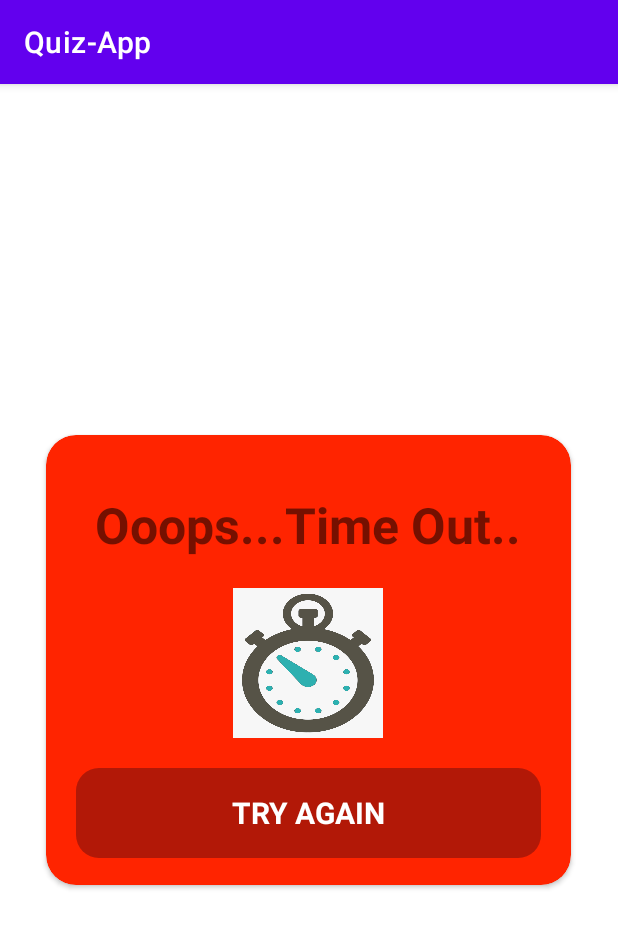
After one commit to Sasankavikum/Quiz-App, an Android app: the TimeOutActivity screen opened directly, with no data from a screen before it, on a phone screen of 412 x 824 dp. The commit adds this screen. Shown: the top 928 px of the screen. Run offline under Robolectric (Android 15) with nearby library versions, the phone set to English and light mode, and no system bars.

Commit message:
time out xml added

```diff
--- a/app/src/main/AndroidManifest.xml
+++ b/app/src/main/AndroidManifest.xml
@@ -9,6 +9,9 @@
         android:roundIcon="@mipmap/ic_launcher_round"
         android:supportsRtl="true"
         android:theme="@style/Theme.QuizApp">
+        <activity
+            android:name=".TimeOutActivity"
+            android:exported="true" />
         <activity
             android:name=".DashboardActivity"
             android:exported="true" />
--- a/app/src/main/java/com/example/quiz_app/DashboardActivity.java
+++ b/app/src/main/java/com/example/quiz_app/DashboardActivity.java
@@ -30,7 +30,9 @@ public class DashboardActivity extends AppCompatActivity {
 
             @Override
             public void onFinish() {
-                Dialog dialog = new Dialog(DashboardActivity.this);
+                Dialog dialog = new Dialog(DashboardActivity.this,R.style.Dialog);
+                dialog.setContentView(R.layout.activity_time_out);
+                dialog.show();
             }
         }.start();
     }
--- /dev/null
+++ b/app/src/main/java/com/example/quiz_app/TimeOutActivity.java
@@ -0,0 +1,14 @@
+package com.example.quiz_app;
+
+import androidx.appcompat.app.AppCompatActivity;
+
+import android.os.Bundle;
+
+public class TimeOutActivity extends AppCompatActivity {
+
+    @Override
+    protected void onCreate(Bundle savedInstanceState) {
+        super.onCreate(savedInstanceState);
+        setContentView(R.layout.activity_time_out);
+    }
+}
--- /dev/null
+++ b/app/src/main/res/drawable/empty_back.xml
@@ -0,0 +1,4 @@
+<?xml version="1.0" encoding="utf-8"?>
+<selector xmlns:android="http://schemas.android.com/apk/res/android">
+
+</selector>
--- /dev/null
+++ b/app/src/main/res/drawable/time_out_btn.xml
@@ -0,0 +1,7 @@
+<?xml version="1.0" encoding="utf-8"?>
+<shape android:shape="rectangle" xmlns:android="http://schemas.android.com/apk/res/android">
+
+    <solid android:color="#B21807"/>
+    <corners android:radius="15dp"/>
+
+</shape>
--- /dev/null
+++ b/app/src/main/res/layout/activity_time_out.xml
@@ -0,0 +1,59 @@
+<?xml version="1.0" encoding="utf-8"?>
+<androidx.cardview.widget.CardView
+    xmlns:android="http://schemas.android.com/apk/res/android"
+    xmlns:app="http://schemas.android.com/apk/res-auto"
+    xmlns:tools="http://schemas.android.com/tools"
+    android:layout_width="350dp"
+    android:layout_height="300dp"
+    app:cardBackgroundColor="#FF2400"
+    android:layout_gravity="center"
+    app:cardCornerRadius="20dp"
+    tools:context=".TimeOutActivity">
+
+    <LinearLayout
+        android:layout_width="match_parent"
+        android:layout_height="wrap_content"
+        android:layout_gravity="center"
+        android:orientation="vertical">
+
+        <TextView
+            android:layout_width="match_parent"
+            android:layout_height="wrap_content"
+            android:text="Ooops...Time Out.."
+            android:textSize="33dp"
+            android:textStyle="bold"
+            android:gravity="center"
+            android:layout_marginTop="20dp"/>
+
+        <ImageView
+            android:layout_width="100dp"
+            android:layout_height="100dp"
+            android:background="@drawable/timr"
+            android:layout_gravity="center"
+            android:layout_marginTop="20dp"/>
+
+        <LinearLayout
+            android:layout_width="match_parent"
+            android:layout_height="60dp"
+            android:layout_marginTop="20dp"
+            android:layout_marginRight="20dp"
+            android:layout_marginLeft="20dp"
+            android:background="@drawable/time_out_btn">
+
+            <TextView
+                android:layout_width="match_parent"
+                android:layout_height="match_parent"
+                android:text="TRY AGAIN"
+                android:textColor="@color/white"
+                android:textSize="20dp"
+                android:gravity="center"
+                android:textStyle="bold"/>
+
+        </LinearLayout>
+
+
+    </LinearLayout>
+
+
+
+</androidx.cardview.widget.CardView>
--- a/app/src/main/res/values/themes.xml
+++ b/app/src/main/res/values/themes.xml
@@ -17,4 +17,13 @@
     <style name="Progressbar" parent="Theme.MaterialComponents.DayNight.DarkActionBar">
         <item name="colorSecondary">@color/teal_200</item>
     </style>
+
+    <style name="Dialog">
+
+        <item name="android:windowBackground">@drawable/empty_back</item>
+        <item name="windowNoTitle">true</item>
+        <item name="windowMinWidthMajor">80%</item>
+        <item name="windowActionBar">false</item>
+
+    </style>
 </resources>
```
Also changed, not shown: app/src/main/res/drawable-v24/timr.png (added).
